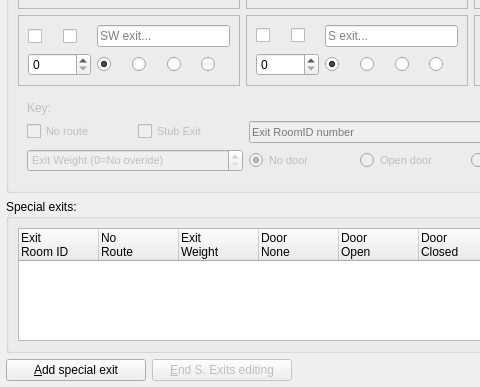
Qt form src/ui/room_exits.ui (Mudlet/Mudlet) before a commit; both pictures show x 0 to 480 and y 174 to 561 of the 942 by 561 pixel window.
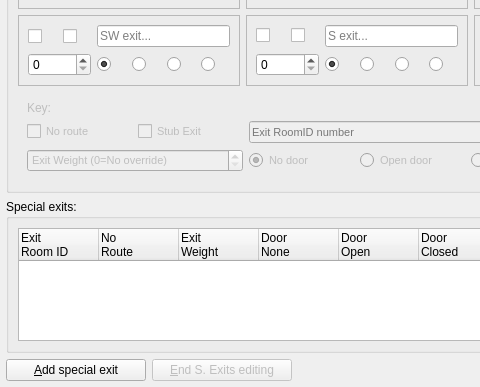
The same form after that commit. Icons and pictures are not drawn. Custom widgets are drawn as their Qt base class.

```diff
--- a/src/ui/room_exits.ui
+++ b/src/ui/room_exits.ui
@@ -1883,7 +1883,7 @@
             </font>
            </property>
            <property name="specialValueText">
-            <string>Exit Weight (0=No overide)</string>
+            <string>Exit Weight (0=No override)</string>
            </property>
            <property name="maximum">
             <number>9999</number>
```
Left out of the diff: 26 changed lines with no effect on the pictures.
